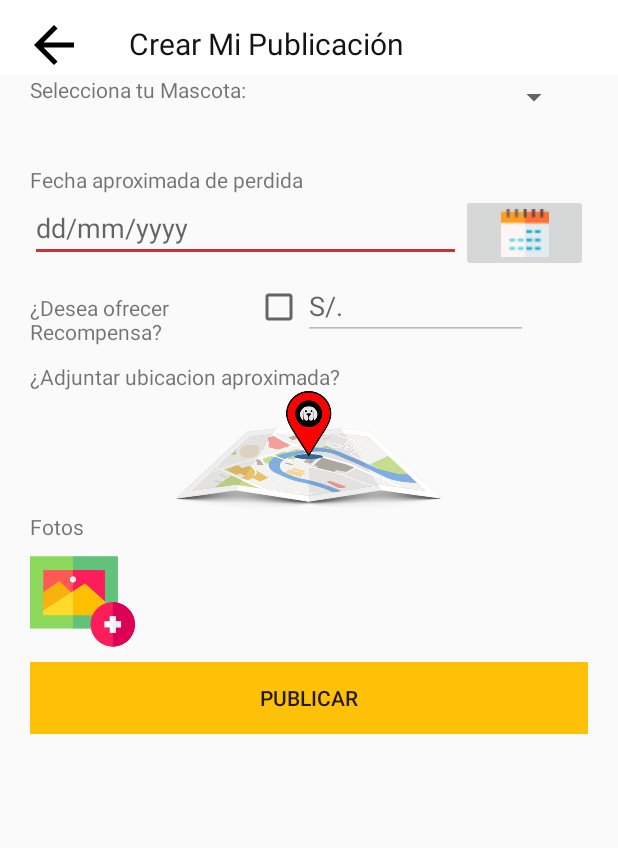
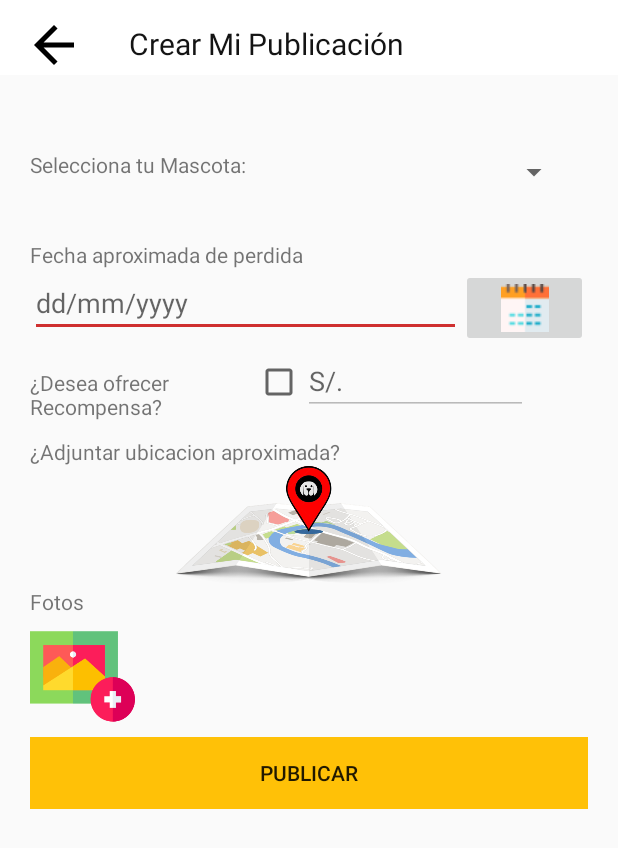
Before and after one commit to JohanCV/Mascotas, an Android app: the CrearPublicacionActivity screen opened directly, with no data from a screen before it, on a phone screen of 412 x 824 dp. Shown: the top 848 px of the screen. Run offline under Robolectric (Android 15) with nearby library versions, the phone set to English and light mode, and no system bars; libraries missing offline, so code that uses them is left out: io.github.wangeason.multiphotopicker; pictures from the network do not load.

Commit message:
avances publicacion

```diff
--- a/app/src/main/java/jcv/com/mascotas/publicaciones/CrearPublicacionActivity.java
+++ b/app/src/main/java/jcv/com/mascotas/publicaciones/CrearPublicacionActivity.java
@@ -112,8 +112,6 @@ public class CrearPublicacionActivity extends AppCompatActivity {
         regresar.setOnClickListener(new View.OnClickListener() {
             @Override
             public void onClick(View view) {
-                Toast.makeText(getApplication(),"Ir Atras", Toast.LENGTH_SHORT).show();
-
                 Intent regresarHome = new Intent(getApplicationContext(), HomeActivity.class);
                 startActivity(regresarHome);
             }
--- a/app/src/main/res/layout/activity_crear_publicacion.xml
+++ b/app/src/main/res/layout/activity_crear_publicacion.xml
@@ -17,12 +17,11 @@
         android:id="@+id/scrollView1"
         android:layout_width="match_parent"
         android:layout_height="match_parent"
+        android:layout_marginTop="50dp"
         app:layout_constraintBottom_toBottomOf="parent"
         app:layout_constraintEnd_toEndOf="parent"
         app:layout_constraintStart_toStartOf="parent"
-        app:layout_constraintTop_toTopOf="parent"
-        tools:layout_editor_absoluteX="41dp"
-        tools:layout_editor_absoluteY="0dp">
+        app:layout_constraintTop_toTopOf="parent">
 
         <LinearLayout
             android:layout_width="match_parent"
--- a/app/src/main/res/layout/item_publicacion_recycler.xml
+++ b/app/src/main/res/layout/item_publicacion_recycler.xml
@@ -1,7 +1,7 @@
 <?xml version="1.0" encoding="utf-8"?>
 <androidx.cardview.widget.CardView
     xmlns:android="http://schemas.android.com/apk/res/android"
-    android:id="@+id/cardview"
+    android:id="@+id/cardview_publicacion"
     android:layout_width="match_parent"
     android:layout_height="wrap_content"
     android:layout_margin="@dimen/margin_carview_publicacion">
```
Also changed, not shown: app/src/main/java/jcv/com/mascotas/publicaciones/adaptador/PublicacionAdaptador.java (+43 -25 lines).
